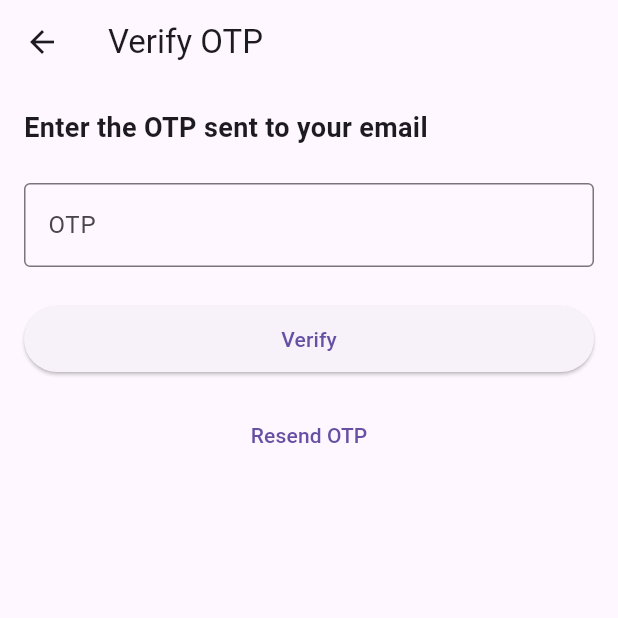
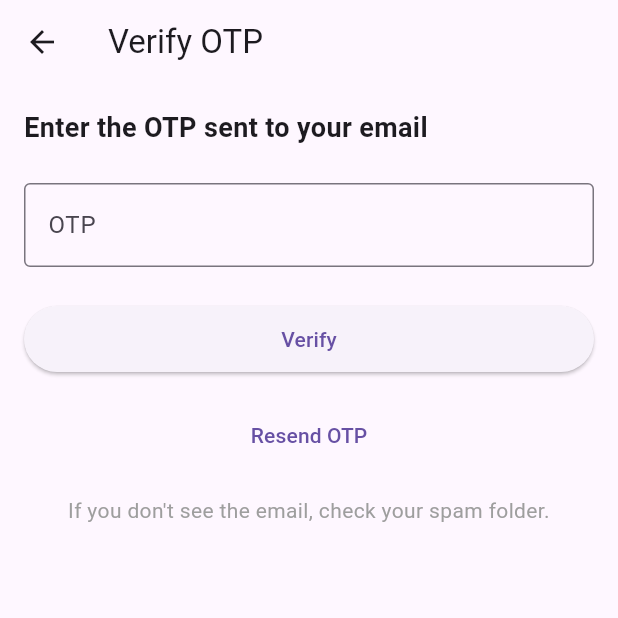
Before and after one commit to nathakusuma/conference_app, a Flutter app: the RegisterOtpScreen screen opened by its route, on a phone screen of 412 x 824 dp, the top half of it. Run offline on Flutter 3.47's test engine with Material 3 defaults, Android fonts, the phone set to English and light mode, and no system bars; our stand-ins replace dio, shared_preferences; accounts and stored records are empty.

Commit message:
feat: add reminder for checking spam folder in OTP email

```diff
--- a/lib/presentation/screens/auth/register_otp_screen.dart
+++ b/lib/presentation/screens/auth/register_otp_screen.dart
@@ -133,6 +133,14 @@ class _RegisterOtpScreenState extends State<RegisterOtpScreen> {
                       : 'Resend OTP (${authProvider.resendSeconds}s)',
                 ),
               ),
+              const SizedBox(height: 16),
+              const Center(
+                child: Text(
+                  'If you don\'t see the email, check your spam folder.',
+                  textAlign: TextAlign.center,
+                  style: TextStyle(color: Colors.grey),
+                ),
+              ),
             ],
           ),
         ),
```
